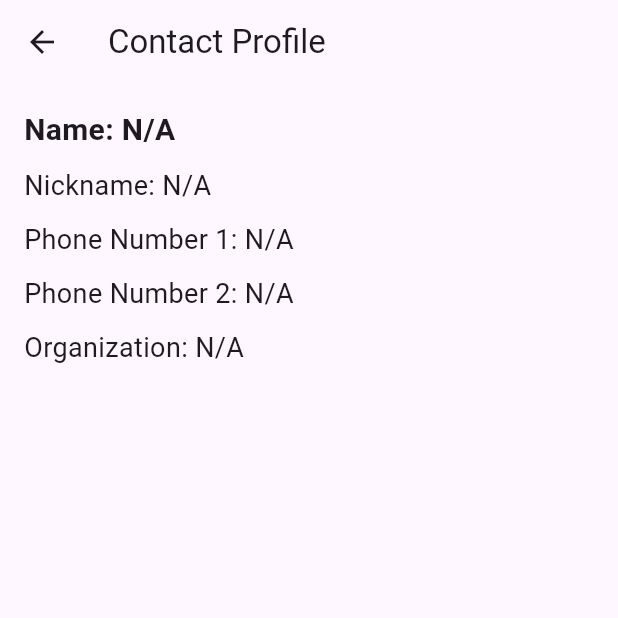
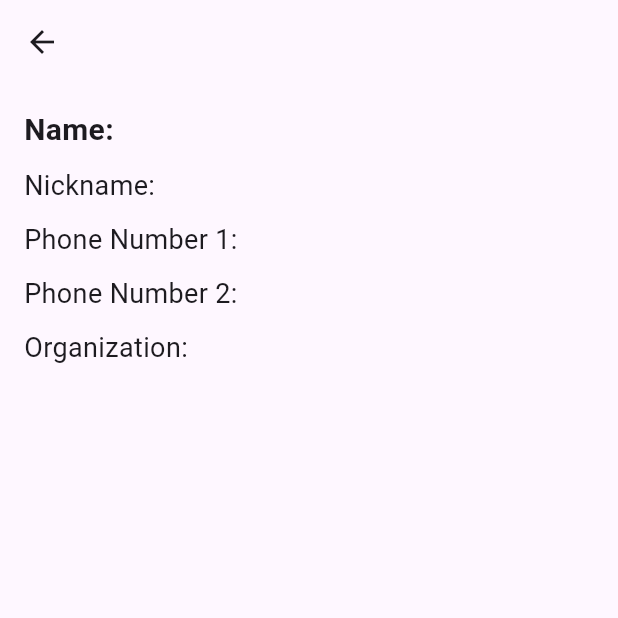
Before and after one commit to amoghprasant/apptodo, a Flutter app: the ContactProfilePage screen opened directly with empty values, on a phone screen of 412 x 824 dp, the top half of it. Run offline on Flutter 3.47's test engine with Material 3 defaults, Android fonts, the phone set to English and light mode, and no system bars; our stand-ins replace sqflite; accounts and stored records are empty.

Commit message:
fixed contact profile

```diff
--- a/lib/screen/contactProfilepage.dart
+++ b/lib/screen/contactProfilepage.dart
@@ -1,7 +1,8 @@
 import 'package:flutter/material.dart';
+import 'package:sqliteproj/model/contacts_model.dart'; // Ensure you import the Contact model
 
 class ContactProfilePage extends StatelessWidget {
-  final Map<String, String> contact;
+  final Contact contact; // Change to accept a Contact object
 
   ContactProfilePage({required this.contact});
 
@@ -9,7 +10,7 @@ class ContactProfilePage extends StatelessWidget {
   Widget build(BuildContext context) {
     return Scaffold(
       appBar: AppBar(
-        title: Text(contact['name'] ?? 'Contact Profile'),
+        title: Text(contact.name), // Use contact.name directly
       ),
       body: Padding(
         padding: const EdgeInsets.all(16.0),
@@ -17,27 +18,27 @@ class ContactProfilePage extends StatelessWidget {
           crossAxisAlignment: CrossAxisAlignment.start,
           children: [
             Text(
-              'Name: ${contact['name'] ?? 'N/A'}',
+              'Name: ${contact.name}',
               style: TextStyle(fontSize: 20, fontWeight: FontWeight.bold),
             ),
             SizedBox(height: 10),
             Text(
-              'Nickname: ${contact['nickname'] ?? 'N/A'}',
+              'Nickname: ${contact.nickname}',
               style: TextStyle(fontSize: 18),
             ),
             SizedBox(height: 10),
             Text(
-              'Phone Number 1: ${contact['phone1'] ?? 'N/A'}',
+              'Phone Number 1: ${contact.phone1 ?? 'N/A'}', // Assuming phone1 can be null
               style: TextStyle(fontSize: 18),
             ),
             SizedBox(height: 10),
             Text(
-              'Phone Number 2: ${contact['phone2'] ?? 'N/A'}',
+              'Phone Number 2: ${contact.phone2 ?? 'N/A'}',
               style: TextStyle(fontSize: 18),
             ),
             SizedBox(height: 10),
             Text(
-              'Organization: ${contact['organization'] ?? 'N/A'}',
+              'Organization: ${contact.organization ?? 'N/A'}',
               style: TextStyle(fontSize: 18),
             ),
           ],
```
Also changed, not shown: lib/screen/contactsHomepage.dart (+29 -7 lines).
